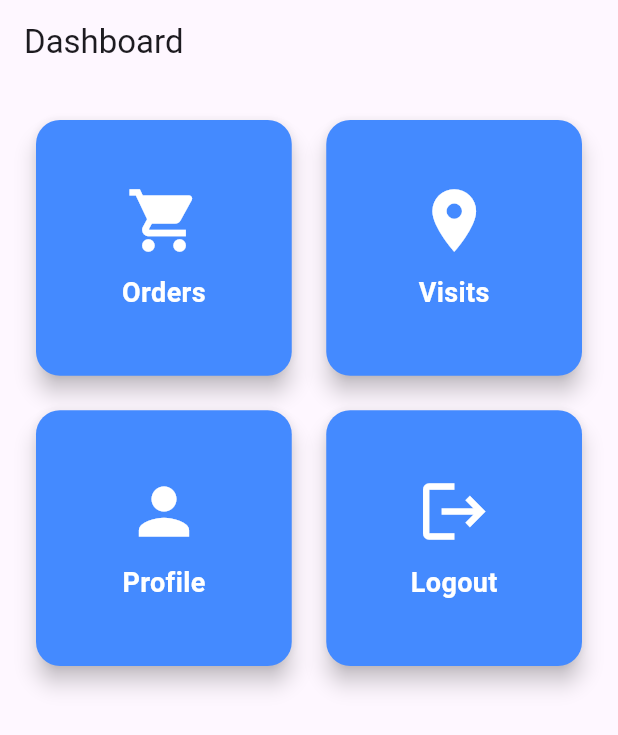
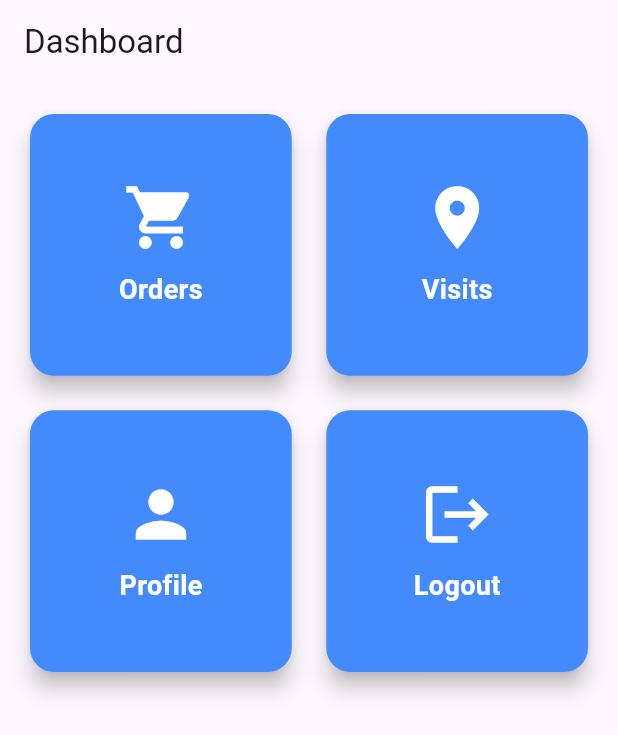
Before and after one commit to AbulHasnatHridoy/xpertCapture, a Flutter app: the DashboardPage screen opened directly, on a phone screen of 412 x 824 dp. Shown: the top 735 px of the screen. Run offline on Flutter 3.47's test engine with Material 3 defaults, Android fonts, the phone set to English and light mode, and no system bars.

Commit message:
dashbord is created  in GridView Builder

```diff
--- a/lib/dashbord_page.dart
+++ b/lib/dashbord_page.dart
@@ -1,41 +1,57 @@
 import 'package:flutter/material.dart';
+import 'loginPage.dart';
 import 'orders_page.dart';
 import 'visits_page.dart';
 import 'profile_page.dart';
-import 'loginPage.dart';
 
 class DashboardPage extends StatelessWidget {
-  const DashboardPage({super.key});
+  DashboardPage({super.key});
+
+  final List<Map<String, dynamic>> dashboardItems = [
+    {"icon": Icons.shopping_cart, "title": "Orders", "page": OrdersPage()},
+    {"icon": Icons.location_on, "title": "Visits", "page": VisitsPage()},
+    {"icon": Icons.person, "title": "Profile", "page": ProfilePage()},
+    {"icon": Icons.logout, "title": "Logout", "page": null, "isLogout": true},
+  ];
 
   @override
   Widget build(BuildContext context) {
     return Scaffold(
       appBar: AppBar(
-        title: const Text("Dashboard"),
-        automaticallyImplyLeading: false, // remove back button
+        title: Text("Dashboard"),
+        automaticallyImplyLeading: false, // Remove back button
       ),
-      body: GridView.count(
-        crossAxisCount: 2,
-        padding: const EdgeInsets.all(20),
-        crossAxisSpacing: 15,
-        mainAxisSpacing: 15,
-        children: [
-          _buildDashboardCard(
-              context, Icons.shopping_cart, "Orders", const OrdersPage()),
-          _buildDashboardCard(
-              context, Icons.location_on, "Visits", const VisitsPage()),
-          _buildDashboardCard(
-              context, Icons.person, "Profile", const ProfilePage()),
-          _buildDashboardCard(
-              context, Icons.logout, "Logout", null, isLogout: true),
-        ],
+      body: Padding(
+        padding: EdgeInsets.all(16.0),
+        child: GridView.builder(
+          gridDelegate: SliverGridDelegateWithFixedCrossAxisCount(
+            crossAxisCount: 2,
+            crossAxisSpacing: 15,
+            mainAxisSpacing: 15,
+          ),
+          itemCount: dashboardItems.length,
+          itemBuilder: (context, index) {
+            final item = dashboardItems[index];
+            return _buildDashboardCard(
+              context,
+              item["icon"],
+              item["title"],
+              item["page"],
+              isLogout: item["isLogout"] ?? false,
+            );
+          },
+        ),
       ),
     );
   }
 
-  Widget _buildDashboardCard(BuildContext context, IconData icon, String title,
-      Widget? page,
-      {bool isLogout = false}) {
+  Widget _buildDashboardCard(
+    BuildContext context,
+    IconData icon,
+    String title,
+    Widget? page, {
+    bool isLogout = false,
+  }) {
     return GestureDetector(
       onTap: () {
         if (isLogout) {
@@ -54,19 +70,24 @@ class DashboardPage extends StatelessWidget {
       },
       child: Card(
         elevation: 6,
-        shape: RoundedRectangleBorder(borderRadius: BorderRadius.circular(16)),
+        shape: RoundedRectangleBorder(
+          borderRadius: BorderRadius.circular(16),
+        ),
         color: Colors.blueAccent,
         child: Center(
           child: Column(
             mainAxisSize: MainAxisSize.min,
             children: [
               Icon(icon, size: 50, color: Colors.white),
-              const SizedBox(height: 10),
-              Text(title,
-                  style: const TextStyle(
-                      fontSize: 18,
-                      fontWeight: FontWeight.bold,
-                      color: Colors.white)),
+              SizedBox(height: 10),
+              Text(
+                title,
+                style: TextStyle(
+                  fontSize: 18,
+                  fontWeight: FontWeight.bold,
+                  color: Colors.white,
+                ),
+              ),
             ],
           ),
         ),
--- a/lib/loginPage.dart
+++ b/lib/loginPage.dart
@@ -43,10 +43,18 @@ class Loginpage extends StatelessWidget {
                         Row(
                           mainAxisAlignment: MainAxisAlignment.center,
                           children: [
-                            Image(
-                              image: NetworkImage("https://thumbs.dreamstime.com/z/x-green-alphabet-letter-icon-logo-creative-design-business-company-240442313.jpg?ct=jpeg"),
+                            Container(
                               height: 50,
                               width: 50,
+                              decoration: BoxDecoration(
+                                color: Color.fromARGB(255, 3, 173, 91),
+                                borderRadius: BorderRadius.circular(10),
+                              ),
+                              child: Icon(
+                                Icons.check_circle,
+                                color: Colors.white,
+                                size: 30,
+                              ),
                             ),
                             SizedBox(width: 10),
                             Text.rich(
@@ -127,7 +135,7 @@ class Loginpage extends StatelessWidget {
                                 String password = _passwordController.text.trim();
                                 if(username == "admin" && password=="123456"){
                                   Navigator.push(
-                                    context, MaterialPageRoute(builder: (context)=>const DashboardPage(),
+                                    context, MaterialPageRoute(builder: (context)=>DashboardPage(),
                                     ),
                                     );
 
--- a/lib/orders_page.dart
+++ b/lib/orders_page.dart
@@ -16,7 +16,7 @@ class OrdersPage extends StatelessWidget {
           onPressed: () {
             Navigator.pushReplacement(
               context,
-              MaterialPageRoute(builder: (context) => const DashboardPage()),
+              MaterialPageRoute(builder: (context) => DashboardPage()),
             );
           },
         ),
--- a/lib/profile_page.dart
+++ b/lib/profile_page.dart
@@ -16,7 +16,7 @@ class ProfilePage extends StatelessWidget {
           onPressed: () {
             Navigator.pushReplacement(
               context,
-              MaterialPageRoute(builder: (context) => const DashboardPage()),
+              MaterialPageRoute(builder: (context) => DashboardPage()),
             );
           },
         ),
--- a/lib/visits_page.dart
+++ b/lib/visits_page.dart
@@ -16,7 +16,7 @@ class VisitsPage extends StatelessWidget {
           onPressed: () {
             Navigator.pushReplacement(
               context,
-              MaterialPageRoute(builder: (context) => const DashboardPage()),
+              MaterialPageRoute(builder: (context) => DashboardPage()),
             );
           },
         ),
```
Also changed, not shown: 6 other files.
